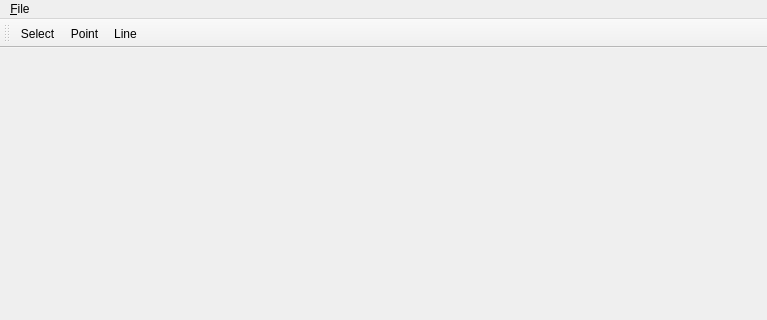
ThKattanek/simply_2d_cad, file src/mainwindow.ui: the form before one commit; both pictures show x 0 to 767 and y 0 to 320 of the 767 by 600 pixel window.
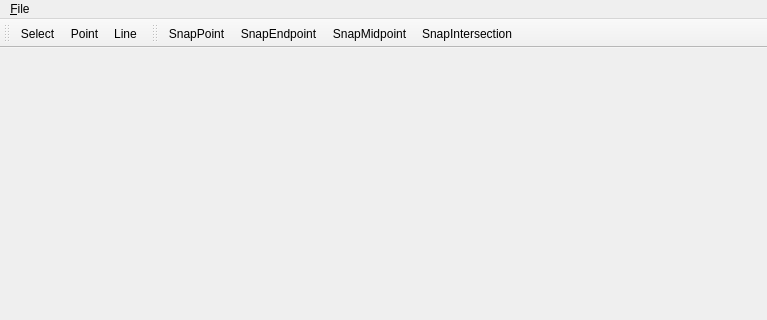
The form after the commit. Icons and pictures are not drawn.

Commit message: wip: added all snap tools in toolbar and connectect with actions

The edit to the form file:
```diff
--- a/src/mainwindow.ui
+++ b/src/mainwindow.ui
@@ -54,8 +54,8 @@
    </property>
    <property name="iconSize">
     <size>
-     <width>32</width>
-     <height>32</height>
+     <width>24</width>
+     <height>24</height>
     </size>
    </property>
    <attribute name="toolBarArea">
@@ -68,6 +68,24 @@
    <addaction name="actionToolPoint"/>
    <addaction name="actionToolLine"/>
   </widget>
+  <widget class="QToolBar" name="tb_snapTools">
+   <property name="windowTitle">
+    <string>toolBar</string>
+   </property>
+   <property name="movable">
+    <bool>true</bool>
+   </property>
+   <attribute name="toolBarArea">
+    <enum>TopToolBarArea</enum>
+   </attribute>
+   <attribute name="toolBarBreak">
+    <bool>false</bool>
+   </attribute>
+   <addaction name="actionSnapPoint"/>
+   <addaction name="actionSnapEndpoint"/>
+   <addaction name="actionSnapMidpoint"/>
+   <addaction name="actionSnapIntersection"/>
+  </widget>
   <action name="action_Close">
    <property name="text">
     <string>&amp;Exit</string>
@@ -161,6 +179,62 @@
     <string>Options...</string>
    </property>
   </action>
+  <action name="actionSnapPoint">
+   <property name="checkable">
+    <bool>true</bool>
+   </property>
+   <property name="text">
+    <string>SnapPoint</string>
+   </property>
+   <property name="toolTip">
+    <string>Snap the dots.</string>
+   </property>
+   <property name="menuRole">
+    <enum>QAction::MenuRole::NoRole</enum>
+   </property>
+  </action>
+  <action name="actionSnapEndpoint">
+   <property name="checkable">
+    <bool>true</bool>
+   </property>
+   <property name="text">
+    <string>SnapEndpoint</string>
+   </property>
+   <property name="toolTip">
+    <string>Snap the endpoints.</string>
+   </property>
+   <property name="menuRole">
+    <enum>QAction::MenuRole::NoRole</enum>
+   </property>
+  </action>
+  <action name="actionSnapMidpoint">
+   <property name="checkable">
+    <bool>true</bool>
+   </property>
+   <property name="text">
+    <string>SnapMidpoint</string>
+   </property>
+   <property name="toolTip">
+    <string>Snap the midpoints.</string>
+   </property>
+   <property name="menuRole">
+    <enum>QAction::MenuRole::NoRole</enum>
+   </property>
+  </action>
+  <action name="actionSnapIntersection">
+   <property name="checkable">
+    <bool>true</bool>
+   </property>
+   <property name="text">
+    <string>SnapIntersection</string>
+   </property>
+   <property name="toolTip">
+    <string>Snap the intersections.</string>
+   </property>
+   <property name="menuRole">
+    <enum>QAction::MenuRole::NoRole</enum>
+   </property>
+  </action>
  </widget>
  <resources>
   <include location="resources.qrc"/>
```
Left out of the diff: 3 changed lines with no effect on the pictures. The commit also changes 2 other files.
